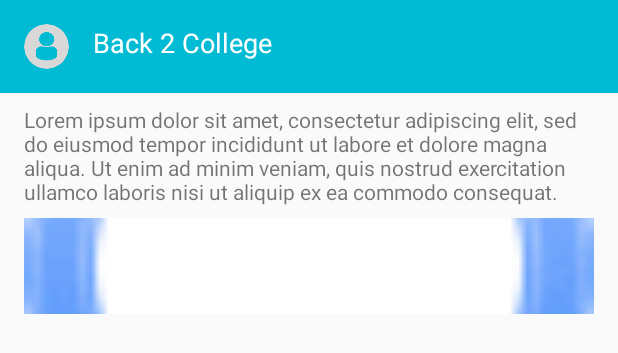
After one commit to imabhishekkumar/Back-2-College-Udacity, an Android app: the layout widget_post.xml on its own in the app's theme, with its tools: preview values and no code run, on a phone screen of 412 x 824 dp. The commit adds this screen. Shown: the top 353 px of the screen. Run offline under Robolectric (Android 15) with nearby library versions, the phone set to English and light mode, and no system bars.

Commit message:
minor bugs fixes

```diff
--- a/app/build.gradle
+++ b/app/build.gradle
@@ -4,7 +4,7 @@ android {
     compileSdkVersion 28
     defaultConfig {
         applicationId "com.android.imabhishekkumar.back2college"
-        minSdkVersion 19
+        minSdkVersion 21
         targetSdkVersion 28
         versionCode 1
         versionName "1.0"
--- a/app/src/main/java/com/android/imabhishekkumar/back2college/ui/AddPost.java
+++ b/app/src/main/java/com/android/imabhishekkumar/back2college/ui/AddPost.java
@@ -28,6 +28,7 @@ import com.google.android.gms.tasks.OnCompleteListener;
 import com.google.android.gms.tasks.OnSuccessListener;
 import com.google.android.gms.tasks.Task;
 import com.google.android.material.bottomsheet.BottomSheetBehavior;
+import com.google.android.material.floatingactionbutton.FloatingActionButton;
 import com.google.firebase.auth.FirebaseAuth;
 import com.google.firebase.firestore.DocumentReference;
 import com.google.firebase.firestore.FirebaseFirestore;
@@ -49,7 +50,8 @@ public class AddPost extends AppCompatActivity {
     ConstraintLayout background;
     EditText editText;
     ImageButton goBackBtn, addMediaBtn;
-    ImageButton addButton, filterButton;
+    ImageButton  filterButton;
+    FloatingActionButton addButton;
     ImageView wv;
     FirebaseAuth auth;
     Uri mImageUri;
--- a/app/src/main/java/com/android/imabhishekkumar/back2college/utils/MenuHandler.java
+++ b/app/src/main/java/com/android/imabhishekkumar/back2college/utils/MenuHandler.java
@@ -1,5 +1,7 @@
 package com.android.imabhishekkumar.back2college.utils;
 
+import android.appwidget.AppWidgetManager;
+import android.content.Intent;
 import android.view.MenuItem;
 import android.widget.Toast;
 
@@ -7,6 +9,7 @@ import androidx.annotation.NonNull;
 import androidx.appcompat.widget.PopupMenu;
 
 import com.android.imabhishekkumar.back2college.R;
+import com.android.imabhishekkumar.back2college.widget.WidgetProvider;
 import com.google.android.gms.tasks.OnFailureListener;
 import com.google.android.gms.tasks.OnSuccessListener;
 import com.google.firebase.firestore.DocumentReference;
@@ -43,7 +46,8 @@ public class MenuHandler implements PopupMenu.OnMenuItemClickListener {
                             }
                         });
                 break;
-
+            case R.id.pin:
+                break;
 
             default:
         }
--- a/app/src/main/res/drawable/baseline_send_24.xml
+++ b/app/src/main/res/drawable/baseline_send_24.xml
@@ -3,7 +3,7 @@
         android:height="24dp"
         android:viewportWidth="24.0"
         android:viewportHeight="24.0"
-        android:tint="@color/colorPrimary">
+        android:tint="@android:color/white">
     <path
         android:fillColor="@android:color/white"
         android:pathData="M2.01,21L23,12 2.01,3 2,10l15,2 -15,2z"/>
--- /dev/null
+++ b/app/src/main/res/layout/widget_post.xml
@@ -0,0 +1,45 @@
+<?xml version="1.0" encoding="utf-8"?>
+<LinearLayout xmlns:android="http://schemas.android.com/apk/res/android"
+    android:layout_width="match_parent"
+    android:layout_height="wrap_content"
+    android:orientation="vertical">
+<LinearLayout
+    android:layout_width="match_parent"
+    android:layout_height="wrap_content"
+    android:orientation="horizontal"
+    android:background="@color/colorPrimary">
+    <de.hdodenhof.circleimageview.CircleImageView
+        android:id="@+id/widget_avatar"
+        android:layout_width="30dp"
+        android:layout_height="30dp"
+        android:src="@drawable/profile_default"
+        android:layout_margin="16dp"/>
+    <TextView
+        android:id="@+id/widget_username"
+        android:layout_width="wrap_content"
+        android:layout_height="wrap_content"
+        android:text="@string/app_name"
+        android:layout_marginTop="16dp"
+        android:textSize="18sp"
+        android:textColor="@color/textColor"/>
+</LinearLayout>
+<TextView
+    android:id="@+id/widget_post_description"
+    android:layout_marginTop="8dp"
+    android:layout_marginEnd="16dp"
+    android:layout_marginStart="16dp"
+    android:layout_width="wrap_content"
+    android:layout_height="wrap_content"
+    android:textSize="14sp"
+    android:text="@string/lorem"/>
+<ImageView
+    android:id="@+id/widget_image"
+    android:layout_marginTop="8dp"
+    android:layout_marginBottom="8dp"
+    android:layout_marginEnd="16dp"
+    android:layout_marginStart="16dp"
+    android:layout_width="match_parent"
+    android:layout_height="wrap_content"
+    android:scaleType="centerCrop"
+    android:src="@drawable/loading"/>
+</LinearLayout>
--- a/app/src/main/res/values/strings.xml
+++ b/app/src/main/res/values/strings.xml
@@ -39,6 +39,8 @@
     <string name="welcome_n_back_2_college">Welcome\nBack to College</string>
     <string name="delete">Delete</string>
     <string name="pin_to_homescreen">Pin to homescreen</string>
+    <string name="sample_relative_time">just now</string>
+    <string name="lorem">Lorem ipsum dolor sit amet, consectetur adipiscing elit, sed do eiusmod tempor incididunt ut labore et dolore magna aliqua. Ut enim ad minim veniam, quis nostrud exercitation ullamco laboris nisi ut aliquip ex ea commodo consequat.</string>
 
 
 </resources>
```
Also changed, not shown: app/src/main/AndroidManifest.xml (+7 -0 lines), app/src/main/java/com/android/imabhishekkumar/back2college/widget/WidgetProvider.java (added, +48 -0 lines), app/src/main/res/layout/add_post_layout.xml (+9 -10 lines), app/src/main/res/layout/post_row.xml (+4 -12 lines), app/src/main/res/xml/widget_provider.xml (added, +9 -0 lines).
